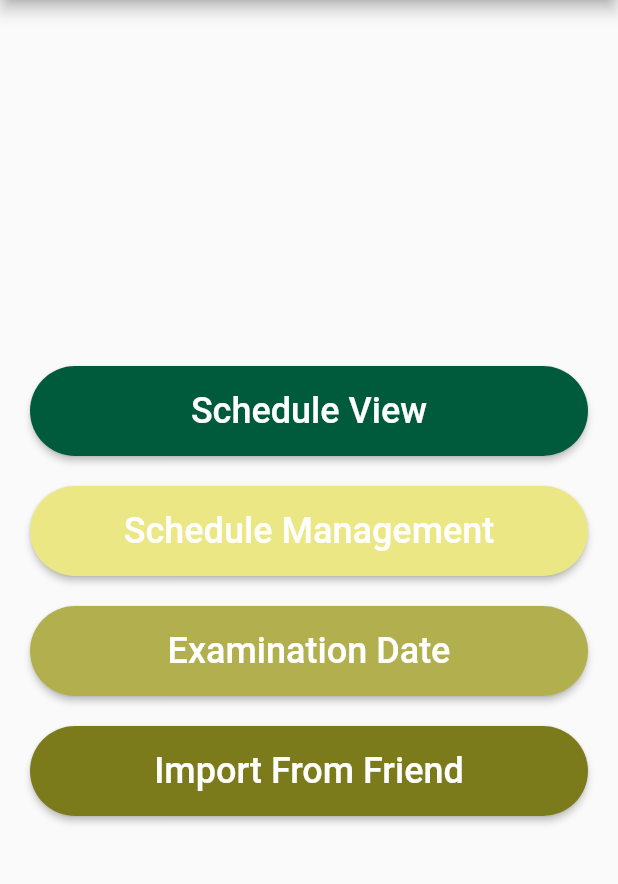
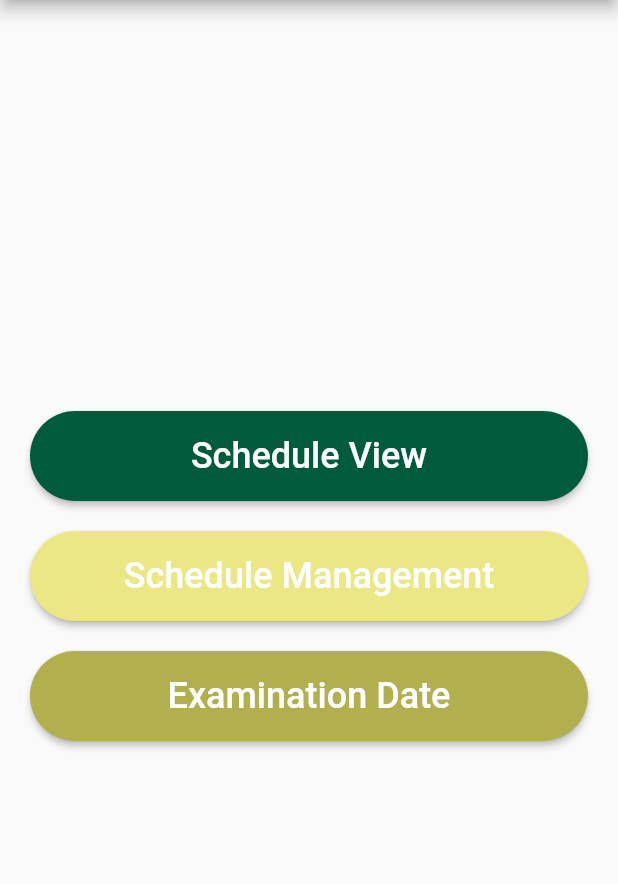
Before and after one commit to nightkuzan/scheduletdl, a Flutter app: the MenuSchedule screen opened directly, on a phone screen of 412 x 824 dp, the part 84-968 px from its top. Run offline on Flutter 3.47's test engine with Material 2 defaults, Android fonts, the phone set to English and light mode, and no system bars; our stand-ins replace cloud_firestore, firebase_auth, firebase_core, flutter_local_notifications, fluttertoast, form_field_validator; missing offline and left inert: time_planner; accounts and stored records are empty.

Commit message:
comment button import from friend in menu page

```diff
--- a/lib/menu/menu_schedule.dart
+++ b/lib/menu/menu_schedule.dart
@@ -112,27 +112,27 @@ class _MenuScheduleState extends State<MenuSchedule> {
             const SizedBox(
               height: 20,
             ),
-            Center(
-              child: ElevatedButton(
-                style: ElevatedButton.styleFrom(
-                    minimumSize: const Size.fromHeight(60),
-                    shape: RoundedRectangleBorder(
-                      borderRadius: BorderRadius.circular(30.0),
-                    ),
-                    backgroundColor: const Color(0xff7B7B1B)),
-                onPressed: () {
-                  Navigator.push(
-                    context,
-                    MaterialPageRoute(
-                        builder: (context) => const ExamList_Management()),
-                  );
-                },
-                child: const Text(
-                  'Import From Friend',
-                  style: TextStyle(fontSize: 24),
-                ),
-              ),
-            ),
+            // Center(
+            //   child: ElevatedButton(
+            //     style: ElevatedButton.styleFrom(
+            //         minimumSize: const Size.fromHeight(60),
+            //         shape: RoundedRectangleBorder(
+            //           borderRadius: BorderRadius.circular(30.0),
+            //         ),
+            //         backgroundColor: const Color(0xff7B7B1B)),
+            //     onPressed: () {
+            //       Navigator.push(
+            //         context,
+            //         MaterialPageRoute(
+            //             builder: (context) => const ExamList_Management()),
+            //       );
+            //     },
+            //     child: const Text(
+            //       'Import From Friend',
+            //       style: TextStyle(fontSize: 24),
+            //     ),
+            //   ),
+            // ),
           ],
         ),
       ),
```
